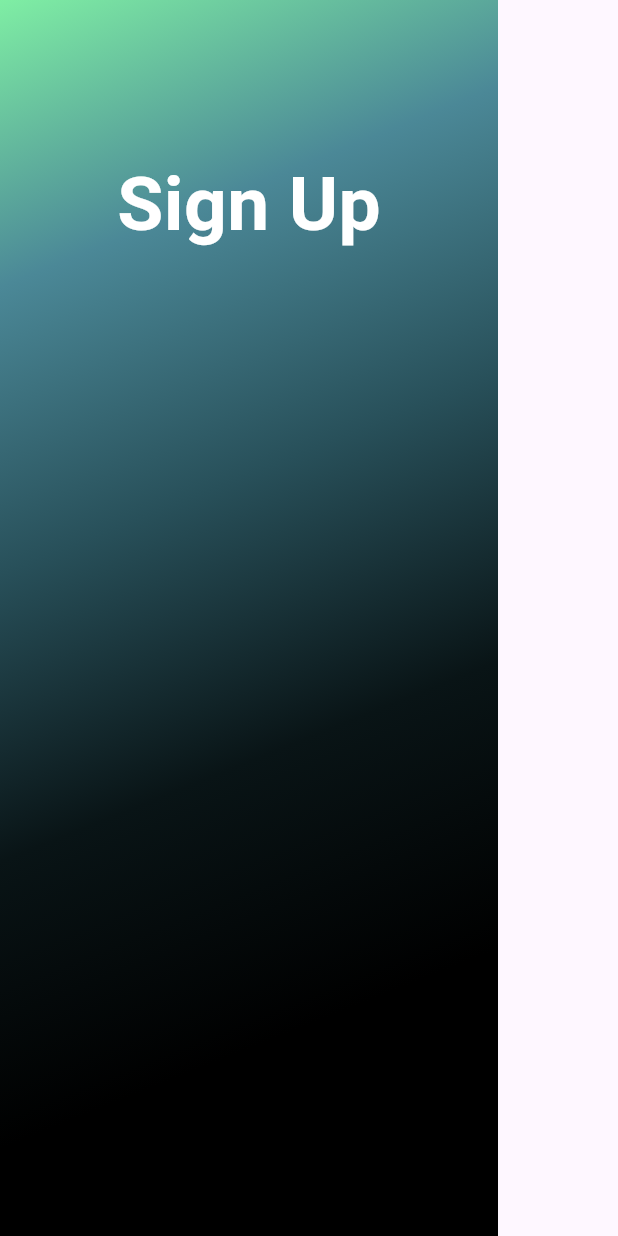
After one commit to cpit252-fall-24-IT2/project-fitness-app, a Flutter app: the SignupPage screen opened directly, on a phone screen of 412 x 824 dp. The commit adds this screen. Run offline on Flutter 3.47's test engine with Material 3 defaults, Android fonts, the light colour scheme and no system bars.

Commit message:
creating signUp page

```diff
--- /dev/null
+++ b/lib/Screens/SignupPage.dart
@@ -0,0 +1,44 @@
+import 'package:flutter/material.dart';
+
+class SignupPage extends StatelessWidget {
+  const SignupPage({super.key});
+
+  @override
+  Widget build(BuildContext context) {
+    return Scaffold(
+      body: Container(
+        decoration: const BoxDecoration(
+          gradient: LinearGradient(
+            colors: [
+              Color.fromARGB(255, 127, 238, 164),
+              Color.fromARGB(255, 75, 136, 151), // Light blue
+              Color.fromARGB(255, 40, 80, 90),
+              Color.fromARGB(255, 9, 20, 22),
+              Color.fromARGB(255, 0, 0, 0),
+              Color.fromARGB(255, 0, 0, 0),
+            ],
+            end: Alignment.bottomRight,
+            begin: Alignment.topLeft,
+          ),
+        ),
+        child: const Padding(
+            padding: EdgeInsets.symmetric(horizontal: 78.1),
+            child: Column(
+              children: [
+                SizedBox(
+                  height: 100,
+                ),
+                Text(
+                  "Sign Up",
+                  style: TextStyle(
+                    color: Colors.white,
+                    fontWeight: FontWeight.bold,
+                    fontSize: 50,
+                  ),
+                )
+              ],
+            )),
+      ),
+    );
+  }
+}
--- a/lib/Screens/loginPage.dart
+++ b/lib/Screens/loginPage.dart
@@ -1,5 +1,6 @@
 // ignore_for_file: prefer_const_constructors
 
+import 'package:fitness_app/Screens/SignupPage.dart';
 import 'package:fitness_app/form_container_widget.dart';
 import 'package:fitness_app/Screens/hamePage.dart';
 import 'package:flutter/material.dart';
```
